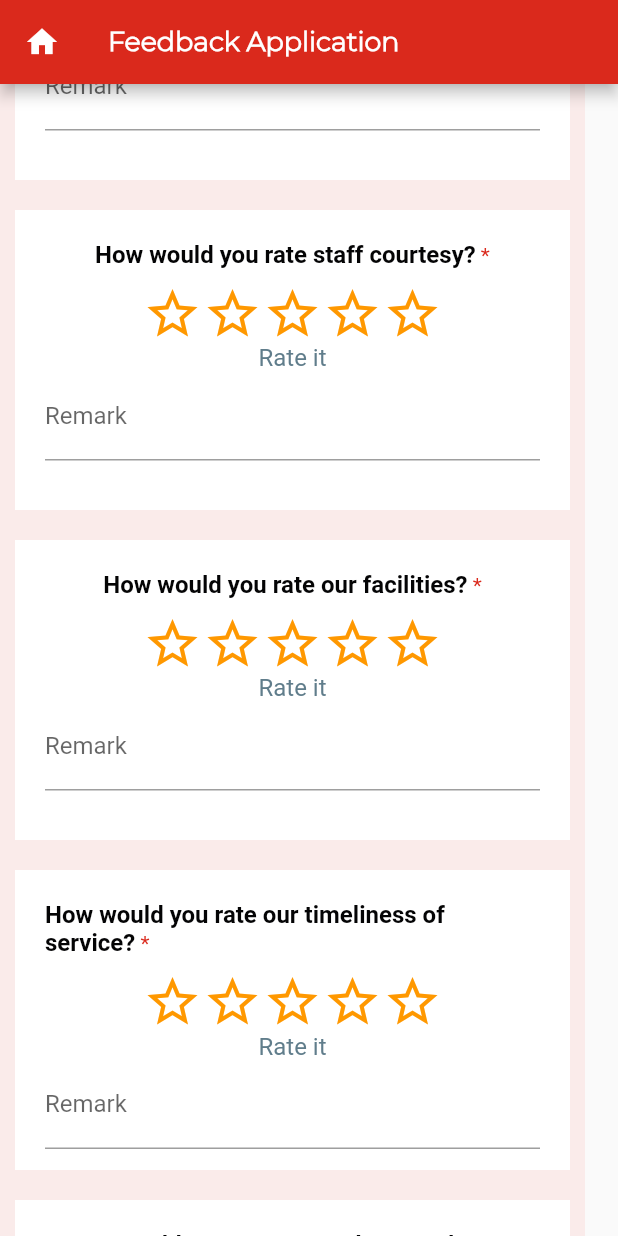
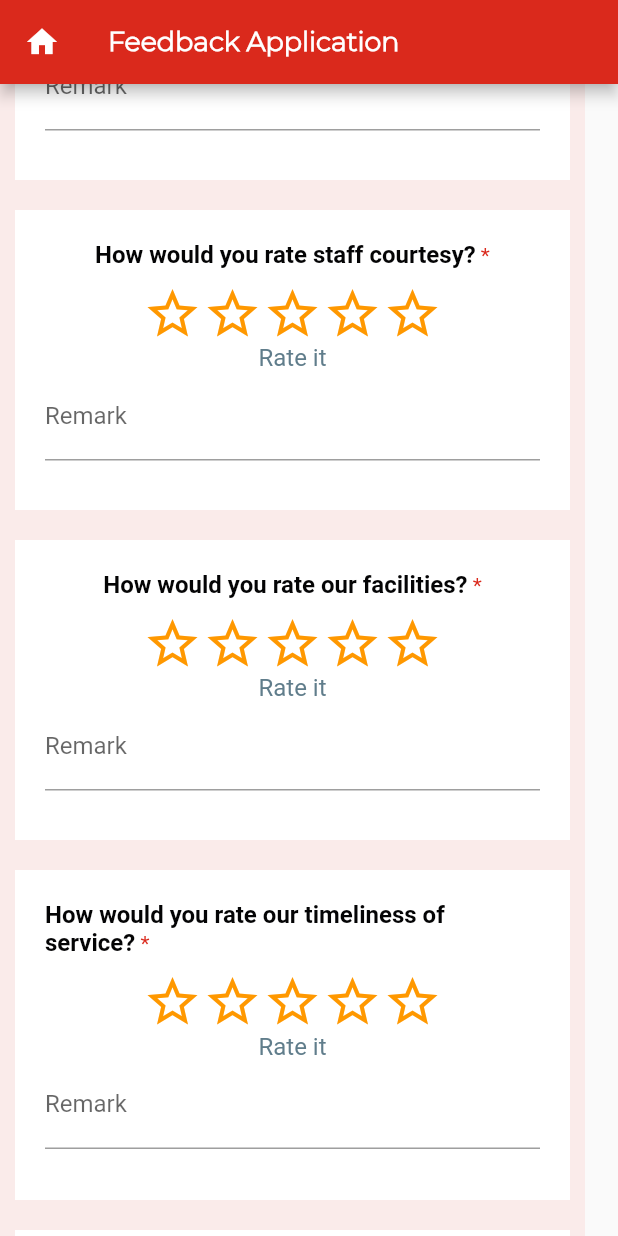
Before and after one commit to AgaKhanUniversityHospitalRepo/feedbackMobileApp, a Flutter app: the screen it shows after launch, scrolled down 576 dp, on a phone screen of 412 x 824 dp. Run offline on Flutter 3.47's test engine with Material 2 defaults, Android fonts, the phone set to English and light mode, and no system bars; drawn by our look-alikes of flutter_rating_bar; our stand-ins replace google_fonts, intl_phone_field, rflutter_alert; project files that could hold a hidden picture were left out.

Commit message:
format change

```diff
--- a/feedbackmobileapp/lib/pages/home.dart
+++ b/feedbackmobileapp/lib/pages/home.dart
@@ -412,7 +412,7 @@ class _HomePageState extends State<HomePage> {
               padding: EdgeInsets.fromLTRB(20, 20, 20, 20),
               color: Colors.white,
               width: 370,
-              height: 200,
+              height: 220,
               child: Column(
                 children: [
                   const Text.rich(
```
